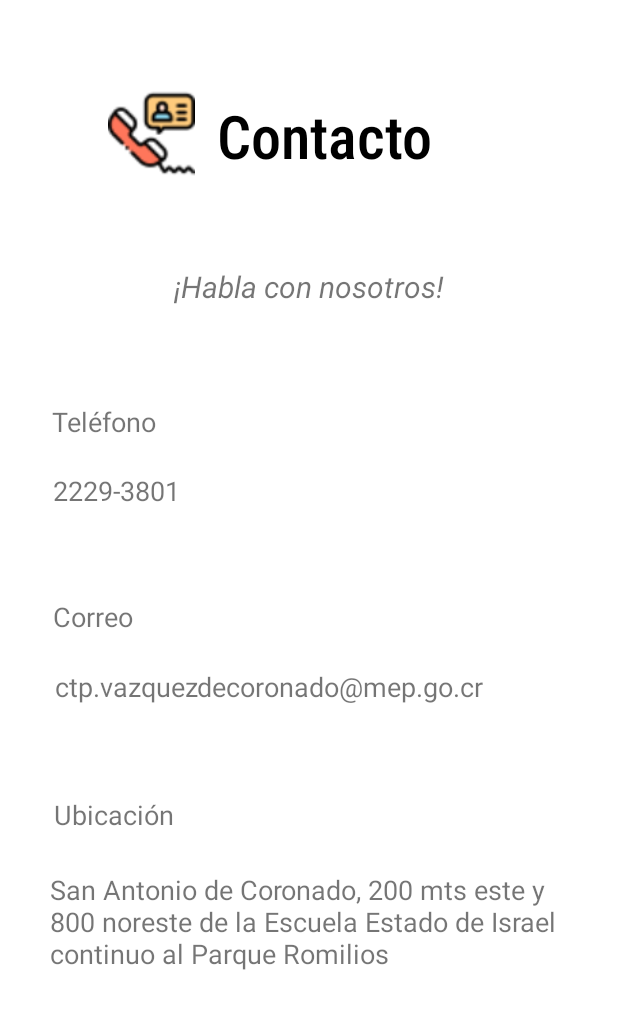
After one commit to JhoelDP/App-Colegio, an Android app: the layout fragment_contact.xml on its own in the app's theme, with its tools: preview values and no code run, on a phone screen of 412 x 824 dp. The commit adds this screen. Shown: the top 1009 px of the screen. Run offline under Robolectric (Android 15) with nearby library versions, the phone set to English and light mode, and no system bars.

Commit message:
Fragmento Contacto

```diff
--- a/app/src/main/res/layout/activity_main.xml
+++ b/app/src/main/res/layout/activity_main.xml
@@ -5,7 +5,7 @@
     android:id="@+id/container"
     android:layout_width="match_parent"
     android:layout_height="match_parent"
-    android:background="#2196F3"
+    android:background="#527591"
     android:paddingTop="?attr/actionBarSize">
 
     <com.google.android.material.bottomnavigation.BottomNavigationView
--- /dev/null
+++ b/app/src/main/res/layout/fragment_contact.xml
@@ -0,0 +1,127 @@
+<?xml version="1.0" encoding="utf-8"?>
+<androidx.constraintlayout.widget.ConstraintLayout xmlns:android="http://schemas.android.com/apk/res/android"
+    xmlns:app="http://schemas.android.com/apk/res-auto"
+    xmlns:tools="http://schemas.android.com/tools"
+    android:layout_width="match_parent"
+    android:layout_height="match_parent"
+    tools:context=".ui.notifications.NotificationsFragment">
+
+    <TextView
+        android:id="@+id/textView10"
+        android:layout_width="wrap_content"
+        android:layout_height="wrap_content"
+        android:text="Ubicación"
+        android:textSize="18sp"
+        app:layout_constraintBottom_toBottomOf="parent"
+        app:layout_constraintEnd_toEndOf="parent"
+        app:layout_constraintHorizontal_bias="0.108"
+        app:layout_constraintStart_toStartOf="parent"
+        app:layout_constraintTop_toTopOf="parent"
+        app:layout_constraintVertical_bias="0.664" />
+
+    <TextView
+        android:id="@+id/textView9"
+        android:layout_width="wrap_content"
+        android:layout_height="wrap_content"
+        android:text="ctp.vazquezdecoronado@mep.go.cr"
+        android:textSize="18sp"
+        app:layout_constraintBottom_toBottomOf="parent"
+        app:layout_constraintEnd_toEndOf="parent"
+        app:layout_constraintHorizontal_bias="0.292"
+        app:layout_constraintStart_toStartOf="parent"
+        app:layout_constraintTop_toTopOf="parent"
+        app:layout_constraintVertical_bias="0.557" />
+
+    <TextView
+        android:id="@+id/textView8"
+        android:layout_width="wrap_content"
+        android:layout_height="wrap_content"
+        android:text="Correo"
+        android:textSize="18sp"
+        app:layout_constraintBottom_toBottomOf="parent"
+        app:layout_constraintEnd_toEndOf="parent"
+        app:layout_constraintHorizontal_bias="0.098"
+        app:layout_constraintStart_toStartOf="parent"
+        app:layout_constraintTop_toTopOf="parent"
+        app:layout_constraintVertical_bias="0.499" />
+
+    <TextView
+        android:id="@+id/textView4"
+        android:layout_width="206dp"
+        android:layout_height="49dp"
+        android:fontFamily="sans-serif-condensed-medium"
+        android:text="Contacto"
+        android:textAlignment="center"
+        android:textColor="@color/black"
+        android:textSize="40sp"
+        app:layout_constraintBottom_toBottomOf="parent"
+        app:layout_constraintEnd_toEndOf="parent"
+        app:layout_constraintHorizontal_bias="0.551"
+        app:layout_constraintStart_toStartOf="parent"
+        app:layout_constraintTop_toTopOf="parent"
+        app:layout_constraintVertical_bias="0.082" />
+
+    <ImageView
+        android:id="@+id/imageView3"
+        android:layout_width="58dp"
+        android:layout_height="67dp"
+        android:src="@drawable/iconcontacto"
+        app:layout_constraintBottom_toBottomOf="parent"
+        app:layout_constraintEnd_toEndOf="parent"
+        app:layout_constraintHorizontal_bias="0.203"
+        app:layout_constraintStart_toStartOf="parent"
+        app:layout_constraintTop_toTopOf="parent"
+        app:layout_constraintVertical_bias="0.073" />
+
+    <TextView
+        android:id="@+id/textView11"
+        android:layout_width="345dp"
+        android:layout_height="77dp"
+        android:text="San Antonio de Coronado, 200 mts este y 800 noreste de la Escuela Estado de Israel continuo al Parque Romilios"
+        android:textSize="18sp"
+        app:layout_constraintBottom_toBottomOf="parent"
+        app:layout_constraintEnd_toEndOf="parent"
+        app:layout_constraintStart_toStartOf="parent"
+        app:layout_constraintTop_toTopOf="parent"
+        app:layout_constraintVertical_bias="0.778" />
+
+    <TextView
+        android:id="@+id/textView5"
+        android:layout_width="wrap_content"
+        android:layout_height="wrap_content"
+        android:text="¡Habla con nosotros!"
+        android:textSize="20sp"
+        android:textStyle="italic"
+        app:layout_constraintBottom_toBottomOf="parent"
+        app:layout_constraintEnd_toEndOf="parent"
+        app:layout_constraintStart_toStartOf="parent"
+        app:layout_constraintTop_toTopOf="parent"
+        app:layout_constraintVertical_bias="0.223" />
+
+    <TextView
+        android:id="@+id/textView6"
+        android:layout_width="wrap_content"
+        android:layout_height="wrap_content"
+        android:text="Teléfono"
+        android:textSize="18sp"
+        app:layout_constraintBottom_toBottomOf="parent"
+        app:layout_constraintEnd_toEndOf="parent"
+        app:layout_constraintHorizontal_bias="0.102"
+        app:layout_constraintStart_toStartOf="parent"
+        app:layout_constraintTop_toTopOf="parent"
+        app:layout_constraintVertical_bias="0.336" />
+
+    <TextView
+        android:id="@+id/textView7"
+        android:layout_width="wrap_content"
+        android:layout_height="wrap_content"
+        android:text="2229-3801"
+        android:textSize="18sp"
+        app:layout_constraintBottom_toBottomOf="parent"
+        app:layout_constraintEnd_toEndOf="parent"
+        app:layout_constraintHorizontal_bias="0.107"
+        app:layout_constraintStart_toStartOf="parent"
+        app:layout_constraintTop_toTopOf="parent"
+        app:layout_constraintVertical_bias="0.394" />
+
+</androidx.constraintlayout.widget.ConstraintLayout>
--- a/app/src/main/res/layout/fragment_notifications.xml
+++ /dev/null
@@ -1,22 +0,0 @@
-<?xml version="1.0" encoding="utf-8"?>
-<androidx.constraintlayout.widget.ConstraintLayout xmlns:android="http://schemas.android.com/apk/res/android"
-    xmlns:app="http://schemas.android.com/apk/res-auto"
-    xmlns:tools="http://schemas.android.com/tools"
-    android:layout_width="match_parent"
-    android:layout_height="match_parent"
-    tools:context=".ui.notifications.NotificationsFragment">
-
-    <TextView
-        android:id="@+id/text_notifications"
-        android:layout_width="match_parent"
-        android:layout_height="wrap_content"
-        android:layout_marginStart="8dp"
-        android:layout_marginTop="8dp"
-        android:layout_marginEnd="8dp"
-        android:textAlignment="center"
-        android:textSize="20sp"
-        app:layout_constraintBottom_toBottomOf="parent"
-        app:layout_constraintEnd_toEndOf="parent"
-        app:layout_constraintStart_toStartOf="parent"
-        app:layout_constraintTop_toTopOf="parent" />
-</androidx.constraintlayout.widget.ConstraintLayout>
--- a/app/src/main/res/navigation/mobile_navigation.xml
+++ b/app/src/main/res/navigation/mobile_navigation.xml
@@ -21,5 +21,5 @@
         android:id="@+id/navigation_notifications"
         android:name="com.appliedresearch.ctp.ui.notifications.NotificationsFragment"
         android:label="@string/title_notifications"
-        tools:layout="@layout/fragment_notifications" />
+        tools:layout="@layout/fragment_contact" />
 </navigation>
```
Also changed, not shown: app/src/main/res/drawable/iconcontacto.png (added).
